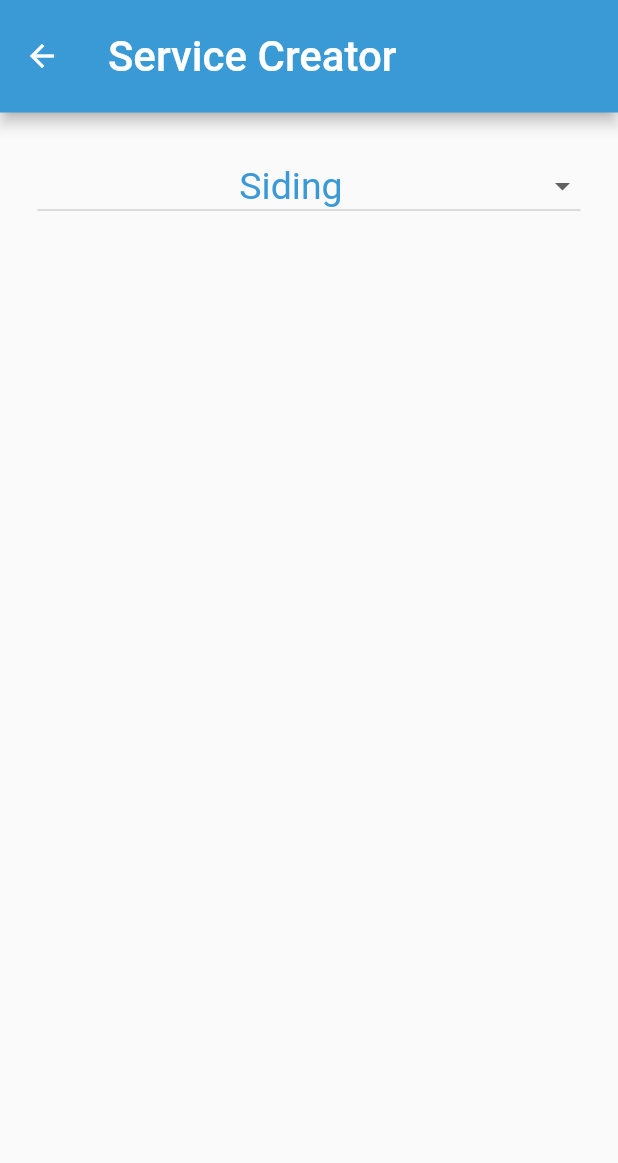
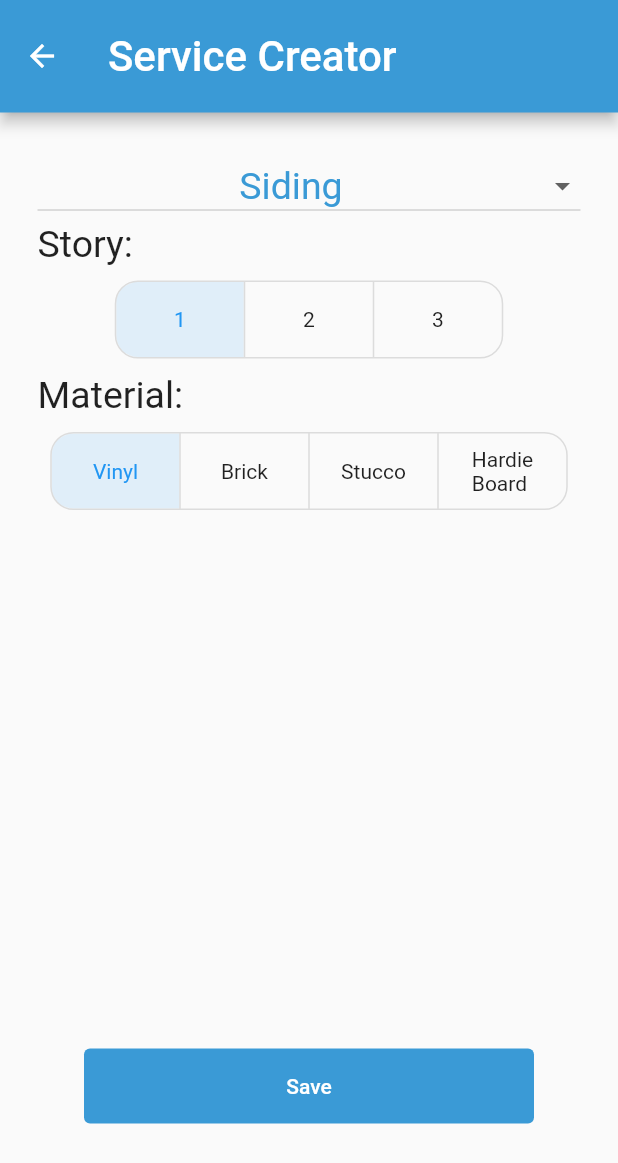
Before and after one commit to JDMCK/FUSE-Quote, a Flutter app: the screen it shows after launch, after a tap on the "add" icon, on a phone screen of 412 x 824 dp. Shown: the top 1163 px of the screen. Run offline on Flutter 3.47's test engine with Material 2 defaults, Android fonts, the light colour scheme and no system bars.

Commit message:
So many things wow

```diff
--- a/fuse_quote/lib/screens/edit.dart
+++ b/fuse_quote/lib/screens/edit.dart
@@ -1,8 +1,9 @@
 import 'package:flutter/material.dart';
+import 'package:fuse_quote/services/servicewidgets.dart';
+import 'package:fuse_quote/services/service.dart';
 
 class Edit extends StatefulWidget {
-  const Edit({Key? key}) : super(key: key);
-
+  Edit({Key? key}) : super(key: key);
   @override
   State<Edit> createState() => _EditState();
 }
@@ -23,6 +24,10 @@ class _EditState extends State<Edit> {
     'Fencing',
     'Custom'
   ];
+
+  void saveService(Service service) {
+    Navigator.pop(context, service);
+  }
 
   @override
   Widget build(BuildContext context) {
@@ -54,8 +59,20 @@ class _EditState extends State<Edit> {
                 color: Color.fromARGB(255, 58, 154, 214),
               ),
               isExpanded: true,
-              //borderRadius: BorderRadius.circular(15),
+              borderRadius: BorderRadius.circular(15),
             ),
+            if (dropDownValue == 'Siding') Siding(saveService: saveService),
+            if (dropDownValue == 'Gutters') Gutters(saveService: saveService),
+            // if (dropDownValue == 'Windows') Window(),
+            // if (dropDownValue == 'Driveway') Driveway(),
+            // if (dropDownValue == 'Roof') Roof(),
+            // if (dropDownValue == 'Walkway') Walkway(),
+            // if (dropDownValue == 'Patio') Patio(),
+            // if (dropDownValue == 'Deck') Deck(),
+            // if (dropDownValue == 'Soffit') Soffit(),
+            // if (dropDownValue == 'Trim') Trim(),
+            // if (dropDownValue == 'Fence') Fence(),
+            // if (dropDownValue == 'Custom') Custom(),
           ]),
         ),
       ),
--- a/fuse_quote/lib/screens/home.dart
+++ b/fuse_quote/lib/screens/home.dart
@@ -13,10 +13,7 @@ class Home extends StatefulWidget {
 }
 
 class _HomeState extends State<Home> {
-  List<Service> ServiceList = [
-    Service(name: "window", price: 23.56),
-    Service(name: "door", price: 49.32)
-  ];
+  List<Service> ServiceList = [];
   double totalPrice = 0;
 
   double getTotalPrice(List<Service> services) {
@@ -27,8 +24,24 @@ class _HomeState extends State<Home> {
     return price;
   }
 
+  void addToList(service) {
+    if (service != null) {
+      setState(() {
+        ServiceList.add(service);
+      });
+    }
+  }
+
+  void removeFromList(service) {
+    setState(() {
+      ServiceList.remove(service);
+    });
+  }
+
   @override
   Widget build(BuildContext context) {
+    addToList(ModalRoute.of(context)?.settings.arguments);
+
     return Scaffold(
       appBar: AppBar(
         backgroundColor: Color.fromARGB(255, 58, 154, 214),
@@ -58,15 +71,15 @@ class _HomeState extends State<Home> {
           Expanded(
               child: Container(
             child: ListView(
-                children:
-                    ServiceList.map((service) => ServiceCard(service: service))
-                        .toList()),
+                children: ServiceList.map((service) =>
+                        ServiceCard(service: service, remove: removeFromList))
+                    .toList()),
           )),
         ]),
       ),
       floatingActionButton: FloatingActionButton(
-        onPressed: () {
-          Navigator.pushNamed(context, '/edit');
+        onPressed: () async {
+          addToList(await Navigator.pushNamed(context, '/edit'));
         },
         child: Icon(
           Icons.add_rounded,
--- a/fuse_quote/lib/services/service.dart
+++ b/fuse_quote/lib/services/service.dart
@@ -4,20 +4,15 @@ class Service {
   String? size;
   String? quality;
   int? story;
+  String? material;
   double price = 0;
 
   Service(
-      {String? name,
-      int? quantity,
-      String? size,
-      String? quality,
-      int? story,
-      double price = 0}) {
-    this.name = name;
-    this.quantity = quantity;
-    this.size = size;
-    this.quality = quality;
-    this.story = story;
-    this.price = price;
-  }
+      {this.name,
+      this.story,
+      this.quantity,
+      this.size,
+      this.quality,
+      this.material,
+      this.price = 0});
 }
--- a/fuse_quote/lib/services/servicecard.dart
+++ b/fuse_quote/lib/services/servicecard.dart
@@ -5,9 +5,11 @@ class ServiceCard extends StatelessWidget {
   const ServiceCard({
     Key? key,
     required this.service,
+    required this.remove,
   }) : super(key: key);
 
   final Service service;
+  final Function remove;
 
   @override
   Widget build(BuildContext context) {
@@ -36,35 +38,37 @@ class ServiceCard extends StatelessWidget {
               child: Column(
                 crossAxisAlignment: CrossAxisAlignment.start,
                 children: [
+                  service.story != null
+                      ? Text('Story: ${service.story}',
+                          style: TextStyle(
+                              color: Colors.white, fontStyle: FontStyle.italic))
+                      : Container(),
                   service.quantity != null
-                        ? Text('quantity: ${service.quantity}',
+                      ? Text('Qty: ${service.quantity}',
                           style: TextStyle(
-                                color: Colors.white,
-                                fontStyle: FontStyle.italic))
+                              color: Colors.white, fontStyle: FontStyle.italic))
                       : Container(),
                   service.size != null
-                        ? Text('size: ${service.size}',
+                      ? Text('Size: ${service.size}',
                           style: TextStyle(
-                                color: Colors.white,
-                                fontStyle: FontStyle.italic))
+                              color: Colors.white, fontStyle: FontStyle.italic))
                       : Container(),
                   service.quality != null
-                        ? Text('quality: ${service.quality}',
+                      ? Text('Qlty: ${service.quality}',
                           style: TextStyle(
-                                color: Colors.white,
-                                fontStyle: FontStyle.italic))
+                              color: Colors.white, fontStyle: FontStyle.italic))
                       : Container(),
-                    service.story != null
-                        ? Text('story: ${service.story}',
+                  service.material != null
+                      ? Text('Mtrl: ${service.material}',
                           style: TextStyle(
-                                color: Colors.white,
-                                fontStyle: FontStyle.italic))
+                              color: Colors.white, fontStyle: FontStyle.italic))
                       : Container(),
                 ],
               ),
             )
           ],
-          )),
+        ),
+      ),
       color: Color.fromARGB(255, 58, 154, 214),
     );
   }
--- /dev/null
+++ b/fuse_quote/lib/services/servicewidgets.dart
@@ -0,0 +1,248 @@
+import 'package:flutter/material.dart';
+import 'package:fuse_quote/services/service.dart';
+
+// Siding Widget
+class Siding extends StatefulWidget {
+  Siding({Key? key, required this.saveService}) : super(key: key);
+  final Function saveService;
+  @override
+  State<Siding> createState() => _SidingState();
+}
+
+class _SidingState extends State<Siding> {
+  Service service = Service(
+      name: 'Siding',
+      story: 1,
+      quantity: null,
+      size: null,
+      quality: null,
+      material: 'Vinyl',
+      price: 0);
+
+  // Story
+  List<bool> isSelStory = [true, false, false];
+
+  // Material
+  List<bool> isSelMaterial = [true, false, false, false];
+
+  @override
+  Widget build(BuildContext context) {
+    return Expanded(
+      child: Column(
+        children: [
+          // ***STORY***
+          Text(
+            'Story:',
+            style: TextStyle(fontSize: 25),
+          ),
+          Padding(
+            padding: const EdgeInsets.only(top: 10, bottom: 10),
+            child: Center(
+              child: ToggleButtons(
+                children: [
+                  Text('1'),
+                  Text('2'),
+                  Text('3'),
+                ],
+                isSelected: isSelStory,
+                onPressed: (int index) {
+                  if (!isSelStory[index]) {
+                    setState(() {
+                      service.story = index + 1;
+                      for (int i = 0; i < isSelStory.length; i++) {
+                        isSelStory[i] = i == index;
+                      }
+                    });
+                  }
+                },
+                borderRadius: BorderRadius.circular(15),
+                constraints: BoxConstraints(minHeight: 50, minWidth: 85),
+              ),
+            ),
+          ),
+          // ***MATERIAL***
+          Text(
+            'Material:',
+            style: TextStyle(fontSize: 25),
+          ),
+          Padding(
+            padding: const EdgeInsets.only(top: 10, bottom: 10),
+            child: Center(
+              child: ToggleButtons(
+                children: [
+                  Text('Vinyl'),
+                  Text('Brick'),
+                  Text('Stucco'),
+                  Text('Hardie\nBoard'),
+                ],
+                isSelected: isSelMaterial,
+                onPressed: (int index) {
+                  if (!isSelMaterial[index]) {
+                    setState(() {
+                      List<String> options = [
+                        'Vinyl',
+                        'Brick',
+                        'Stucco',
+                        'Hardie Board'
+                      ];
+                      service.material = options[index];
+                      for (int i = 0; i < isSelMaterial.length; i++) {
+                        isSelMaterial[i] = i == index;
+                      }
+                    });
+                  }
+                },
+                borderRadius: BorderRadius.circular(15),
+                constraints: BoxConstraints(minHeight: 50, minWidth: 85),
+              ),
+            ),
+          ),
+          Spacer(),
+          Padding(
+            padding: const EdgeInsets.only(bottom: 50),
+            child: Center(
+              child: SizedBox(
+                height: 50,
+                width: 300,
+                child: TextButton(
+                  child: Text('Save'),
+                  onPressed: (() {
+                    widget.saveService(service);
+                  }),
+                  style: ButtonStyle(
+                    backgroundColor: MaterialStateProperty.all<Color>(
+                        Color.fromARGB(255, 58, 154, 214)),
+                    foregroundColor:
+                        MaterialStateProperty.all<Color>(Colors.white),
+                  ),
+                ),
+              ),
+            ),
+          )
+        ],
+        crossAxisAlignment: CrossAxisAlignment.start,
+      ),
+    );
+  }
+}
+
+class Gutters extends StatefulWidget {
+  const Gutters({Key? key, required this.saveService}) : super(key: key);
+  final Function saveService;
+  @override
+  State<Gutters> createState() => _GuttersState();
+}
+
+class _GuttersState extends State<Gutters> {
+  Service service = Service(
+      name: 'Gutters',
+      story: 1,
+      quantity: null,
+      size: null,
+      quality: 'Basic',
+      material: null,
+      price: 0);
+
+  // Story
+  List<bool> isSelStory = [true, false, false];
+
+  // Quality
+  List<bool> isSelMaterial = [true, false, false];
+
+  @override
+  Widget build(BuildContext context) {
+    return Expanded(
+      child: Column(
+        children: [
+          // ***STORY***
+          Text(
+            'Story:',
+            style: TextStyle(fontSize: 25),
+          ),
+          Padding(
+            padding: const EdgeInsets.only(top: 10, bottom: 10),
+            child: Center(
+              child: ToggleButtons(
+                children: [
+                  Text('1'),
+                  Text('2'),
+                  Text('3'),
+                ],
+                isSelected: isSelStory,
+                onPressed: (int index) {
+                  if (!isSelStory[index]) {
+                    setState(() {
+                      service.story = index + 1;
+                      for (int i = 0; i < isSelStory.length; i++) {
+                        isSelStory[i] = i == index;
+                      }
+                    });
+                  }
+                },
+                borderRadius: BorderRadius.circular(15),
+                constraints: BoxConstraints(minHeight: 50, minWidth: 85),
+              ),
+            ),
+          ),
+          Text(
+            'Quality:',
+            style: TextStyle(fontSize: 25),
+          ),
+          Padding(
+            padding: const EdgeInsets.only(top: 10, bottom: 10),
+            child: Center(
+              child: ToggleButtons(
+                children: [
+                  Text('Basic'),
+                  Text('Deluxe'),
+                  Text('Brightening'),
+                ],
+                isSelected: isSelMaterial,
+                onPressed: (int index) {
+                  if (!isSelMaterial[index]) {
+                    setState(() {
+                      List<String> options = [
+                        'Basic',
+                        'Deluxe',
+                        'Brightening',
+                      ];
+                      service.material = options[index];
+                      for (int i = 0; i < isSelMaterial.length; i++) {
+                        isSelMaterial[i] = i == index;
+                      }
+                    });
+                  }
+                },
+                borderRadius: BorderRadius.circular(15),
+                constraints: BoxConstraints(minHeight: 50, minWidth: 85),
+              ),
+            ),
+          ),
+          Spacer(),
+          Padding(
+            padding: const EdgeInsets.only(bottom: 50),
+            child: Center(
+              child: SizedBox(
+                height: 50,
+                width: 300,
+                child: TextButton(
+                  child: Text('Save'),
+                  onPressed: (() {
+                    widget.saveService(service);
+                  }),
+                  style: ButtonStyle(
+                    backgroundColor: MaterialStateProperty.all<Color>(
+                        Color.fromARGB(255, 58, 154, 214)),
+                    foregroundColor:
+                        MaterialStateProperty.all<Color>(Colors.white),
+                  ),
+                ),
+              ),
+            ),
+          )
+        ],
+        crossAxisAlignment: CrossAxisAlignment.start,
+      ),
+    );
+  }
+}
```
Lines whose indentation alone changed are shown as unchanged.
